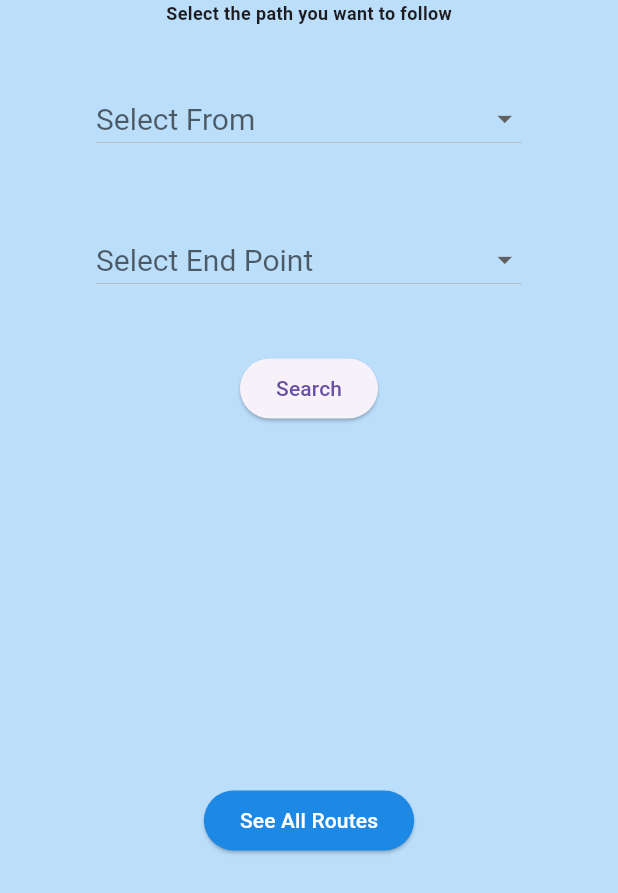
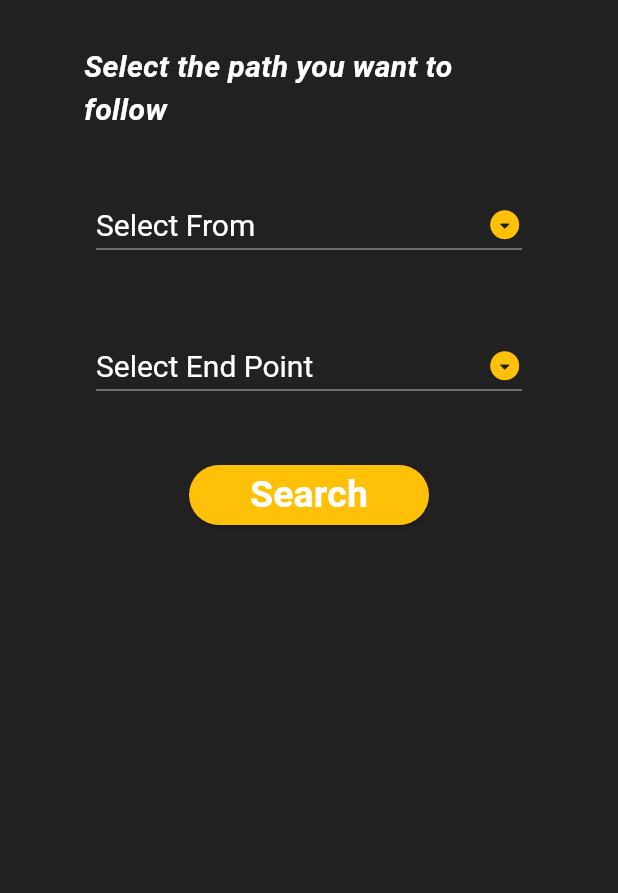
Before and after one commit to COffeebean2610/Project-SHW, a Flutter app: the screen it shows once a user with an empty profile is signed in, after a tap on the "search" icon, on a phone screen of 412 x 824 dp. Shown: the top 893 px of the screen. Run offline on Flutter 3.47's test engine with Material 3 defaults, Android fonts, the phone set to English and light mode, and no system bars; our stand-ins replace cloud_firestore, firebase_auth, firebase_core, fluttertoast; accounts and stored records are empty; Roboto replaces fonts that are missing (Times New Roman).

Commit message:
Search Screen Functionality done

```diff
--- a/lib/appbar/app_bar.dart
+++ b/lib/appbar/app_bar.dart
@@ -1,6 +1,8 @@
+
+
 import "package:firebase_auth/firebase_auth.dart";
 import "package:flutter/material.dart";
-
+import "package:project_shw/pages/locations_for_google_maps.dart";
 
 import "../search_screen/search_screen.dart";
 
@@ -11,8 +13,18 @@ class AppDrawerForAll extends StatelessWidget {
   @override
   Widget build(BuildContext context) {
     return AppBar(
-      backgroundColor: Colors.blue.shade600,
+
+      backgroundColor: Colors.amber,
       elevation: 0,
+      flexibleSpace: Container(
+        decoration: const BoxDecoration(
+          gradient: LinearGradient(
+              colors: [Colors.orange, Colors.amber],
+            begin: Alignment.topLeft,
+            end: Alignment.topCenter
+          )
+        )
+      ),
       title: Text(
         "Samruddhi Roadlines",
         style: TextStyle(
@@ -20,7 +32,7 @@ class AppDrawerForAll extends StatelessWidget {
             fontWeight: FontWeight.bold,
             fontFamily: "Times New Roman",
             fontStyle: FontStyle.italic,
-            fontSize: 10 * MediaQuery.of(context).devicePixelRatio),
+            fontSize: 44 * MediaQuery.of(context).size.aspectRatio),
       ),
       actions: <Widget>[
         // title != "Samruddhi Roadlines"
@@ -43,6 +55,7 @@ class AppDrawerForAll extends StatelessWidget {
           icon: const Icon(
             Icons.search,
             size: 30,
+              color: Colors.black
           ),
           onPressed: () {
             Navigator.push(
@@ -54,12 +67,26 @@ class AppDrawerForAll extends StatelessWidget {
           },
         ),
         IconButton(
-          icon: const Icon(Icons.logout),
+          icon: const Icon(Icons.logout,color: Colors.black,),
           onPressed: () async {
             await FirebaseAuth.instance.signOut();
           },
         ),
       ],
+      leading: PopupMenuButton(itemBuilder: (context) {
+        return [
+          PopupMenuItem(
+
+            child: Text("See All Routes"),
+            onTap: () {
+              Navigator.push(
+                  context,
+                  MaterialPageRoute(
+                      builder: (context) => const LocationsForGoogleMaps()));
+            }
+          ),
+        ];
+      }),
     );
   }
 }
--- a/lib/loading_screen/splash_screen.dart
+++ b/lib/loading_screen/splash_screen.dart
@@ -1,7 +1,5 @@
-
 import 'package:flutter/material.dart';
 import 'package:flutter/services.dart';
-
 import '../pages/home.dart';
 
 class SplashScreen extends StatefulWidget {
@@ -18,7 +16,7 @@ class _SplashScreenState extends State<SplashScreen>
     super.initState();
 
     SystemChrome.setEnabledSystemUIMode(SystemUiMode.immersive);
-    Future.delayed(const Duration(seconds: 5), () {
+    Future.delayed(const Duration(seconds: 10), () {
       Navigator.of(context).pushReplacement(
         MaterialPageRoute(builder: (_) => const Home()),
       );
@@ -33,7 +31,9 @@ class _SplashScreenState extends State<SplashScreen>
 
   @override
   Widget build(BuildContext context) {
-    return Scaffold(
+    return MaterialApp(
+      debugShowCheckedModeBanner: false,
+      home: Scaffold(
         body: Container(
           width: double.infinity,
           decoration: const BoxDecoration(
@@ -51,6 +51,7 @@ class _SplashScreenState extends State<SplashScreen>
                 )
               ]),
         ),
+      ),
     );
   }
 }
--- a/lib/main.dart
+++ b/lib/main.dart
@@ -5,12 +5,14 @@ import 'package:flutter/material.dart';
 import 'package:fluttertoast/fluttertoast.dart';
 import 'auth/auth_screen.dart';
 
+import 'loading_screen/splash_screen.dart';
 import 'pages/home.dart';
 import 'package:firebase_core/firebase_core.dart';
 
 void main() async {
+  // WidgetsFlutterBinding.ensureInitialized();
   WidgetsFlutterBinding.ensureInitialized();
-
+  runApp(const SplashScreen());
 
   Platform.isAndroid
       ? await Firebase.initializeApp(
--- a/lib/pages/home.dart
+++ b/lib/pages/home.dart
@@ -18,7 +18,7 @@ class HomeState extends State<Home> {
               Size.fromHeight(17 * MediaQuery.of(context).devicePixelRatio),
           child: const AppDrawerForAll( title: 'Samruddhi-Mahamarg',)),
       body: const SearchScreen(),
-      backgroundColor: Colors.blue.shade200,
+      backgroundColor: Colors.black,
     );
   }
 }
--- a/lib/search_screen/search_screen.dart
+++ b/lib/search_screen/search_screen.dart
@@ -1,5 +1,5 @@
 import 'package:flutter/material.dart';
-import 'package:project_shw/pages/locations_for_google_maps.dart';
+//import 'package:project_shw/pages/locations_for_google_maps.dart';
 import 'package:project_shw/search_screen/search_function.dart';
 import '../models/map_locations.dart'; // Make sure to import your map_locations.dart file
 
@@ -18,32 +18,32 @@ class SearchScreenState extends State<SearchScreen> {
   var _toLocation = '';
   late List<MapLoc> products;
   List listItems = [
-    'Nagpur',
+
+    "Ari-Pulgaon",
+    "Bhiwandi",
+    "DhamanGaon Railway Station",
+    "Dusarbid",
+    "Igatpuri",
+    "Jalna",
+    "Karanja lad",
     "Khrud",
-    'MIDC Buti Bori',
-    'Sindhi Dry Port',
-    'Wardha',
-    "Ari-Pulgaon",
-    "DhamanGaon Railway Station",
-    "Yavatmal-Amravati",
-    "Karanja lad",
-    "Seloo Bazar",
+    "Lasur",
     "Malegaon-Jahangir",
     "Mehkar",
-    "Dusarbid",
+    "MIDC Buti Bori",
+    "Nagpur",
+    "Nashik Connector",
+    "Seloo Bazar",
     "Sindhkhed Raja",
-    "Jalna",
+    "Sindhi Dry Port",
+    "Shahpur",
     "Shendra MIDC",
-    "Aurangabad (Sambhaji nagar)",
-    "Verul",
-    "Lasur",
-    "Vaijapur",
     "Shirdi",
     "Sinnar",
-    "Nashik Connector",
-    "Igatpuri",
-    "Shahpur",
-    "Bhiwandi"
+    "Verul",
+    "Vaijapur",
+    "Wardha",
+    "Yavatmal-Amravati"
   ];
 
   late List<String> filteredRoute;
@@ -56,31 +56,52 @@ class SearchScreenState extends State<SearchScreen> {
   @override
   Widget build(BuildContext context) {
     return Scaffold(
-      backgroundColor: Colors.blue.shade100,
-      body: Center(
+
+      body: Container(
+        decoration: BoxDecoration(
+            gradient: LinearGradient(colors: [Colors.grey.shade900,Colors.grey.shade900],
+              begin: Alignment.topRight,
+              end: Alignment.bottomLeft,
+              stops: [0.1,0.9],
+
+
+            )
+        ),
+        child: Center(
           key: globalKey,
           child: SizedBox(
             width: 300,
             child: Column(
               mainAxisAlignment: MainAxisAlignment.start,
               children: [
-              Text(
+                Padding(
+                  padding: const EdgeInsets.only(top: 30.0),
+                  child: Text(
                     "Select the path you want to follow",
-                style: TextStyle(fontWeight: FontWeight.bold,
-                    fontSize: 8*MediaQuery.of(context).devicePixelRatio
+                    style: TextStyle(
+                        fontFamily: "Times New Roman",
+                        color: Colors.white,
+                        fontWeight: FontWeight.bold,
+                        fontStyle: FontStyle.italic,
+                        fontSize: 40 * MediaQuery.of(context).size.aspectRatio),
                   ),
-
                 ),
                 const SizedBox(height: 30),
                 Padding(
                   padding: const EdgeInsets.all(8.0),
                   child: DropdownButton(
-                  style: const TextStyle(fontSize: 20, color: Colors.black),
+                    style: const TextStyle(fontSize: 20, color: Colors.white),
                     dropdownColor: Colors.blueAccent.shade100,
-                  icon: const Icon(Icons.arrow_drop_down),
+                    icon: const Icon(
+                      Icons.arrow_drop_down_circle_rounded,
+                      color: Colors.amber,
+                    ),
                     iconSize: 23,
                     isExpanded: true,
-                  hint: const Text("Select From"),
+                    hint: const Text(
+                      "Select From",
+                      style: TextStyle(color: Colors.white),
+                    ),
                     value: _fromLocation.isNotEmpty ? _fromLocation : null,
                     items: listItems
                         .map((item) => DropdownMenuItem(
@@ -97,19 +118,25 @@ class SearchScreenState extends State<SearchScreen> {
                 ),
                 const SizedBox(height: 30),
                 Padding(
+
                   padding: const EdgeInsets.all(8.0),
                   child: DropdownButton(
+
                     style: const TextStyle(fontSize: 20, color: Colors.black),
                     dropdownColor: Colors.blueAccent.shade100,
-                  icon: const Icon(Icons.arrow_drop_down),
+                    icon: const Icon(Icons.arrow_drop_down_circle_rounded,
+                        color: Colors.amber),
                     iconSize: 23,
                     isExpanded: true,
-                  hint: const Text("Select End Point"),
+                    hint: const Text(
+                      "Select End Point",
+                      style: TextStyle(color: Colors.white),
+                    ),
                     value: _toLocation.isNotEmpty ? _toLocation : null,
                     items: listItems
                         .map((item) => DropdownMenuItem(
                               value: item,
-                            child: Text(item),
+                              child: Text(item,style: TextStyle(color: Colors.white),),
                             ))
                         .toList(),
                     onChanged: (value) {
@@ -121,6 +148,11 @@ class SearchScreenState extends State<SearchScreen> {
                 ),
                 const SizedBox(height: 30),
                 ElevatedButton(
+                  style: ButtonStyle(
+                    fixedSize: MaterialStateProperty.all(const Size(160, 20)),
+                    backgroundColor: MaterialStateProperty.all(Colors.amber),
+                    foregroundColor: MaterialStateProperty.all(Colors.white),
+                  ),
                   onPressed: () {
                     if (_fromLocation.isNotEmpty && _toLocation.isNotEmpty) {
                       filterRou(_fromLocation, _toLocation);
@@ -137,32 +169,40 @@ class SearchScreenState extends State<SearchScreen> {
                       ScaffoldMessenger.of(context).showSnackBar(
                         const SnackBar(
                           content: Text(
-                            'Please enter both "From" and "To" locations.'),
+                            'Please enter both "From" and "To" locations.',
+                          ),
                         ),
                       );
                     }
                   },
-                child: const Text('Search'),
+                  child: const Text(
+                    'Search',
+                    style: TextStyle(
+                        color: Colors.white,
+                        fontSize: 25,
+                        fontWeight: FontWeight.bold),
+                  ),
                 ),
                 SizedBox(
-                height: 160 * MediaQuery.of(context).devicePixelRatio,
+                  height: 300 * MediaQuery.of(context).size.height / 800,
                 ),
-              ElevatedButton(
-                  style: ButtonStyle(
-                    backgroundColor:
-                        MaterialStateProperty.all(Colors.blue.shade600),
-                    foregroundColor: MaterialStateProperty.all(Colors.white),
+                // ElevatedButton(
+                //     style: ButtonStyle(
+                //       backgroundColor:
+                //           MaterialStateProperty.all(Colors.blue.shade600),
+                //       foregroundColor: MaterialStateProperty.all(Colors.white),
+                //     ),
+                //     onPressed: () {
+                //       Navigator.push(
+                //         context,
+                //         MaterialPageRoute(
+                //           builder: (context) => const LocationsForGoogleMaps(),
+                //         ),
+                //       );
+                //     },
+                //     child: const Text('See All Routes')),
+              ],
             ),
-                  onPressed: () {
-                    Navigator.push(
-                      context,
-                      MaterialPageRoute(
-                        builder: (context) => const LocationsForGoogleMaps(),
-                      ),
-                    );
-                  },
-                  child: const Text('See All Routes')),
-            ],
           ),
         ),
       ),
```
Also changed, not shown: pubspec.lock. Lines whose indentation alone changed are shown as unchanged.
